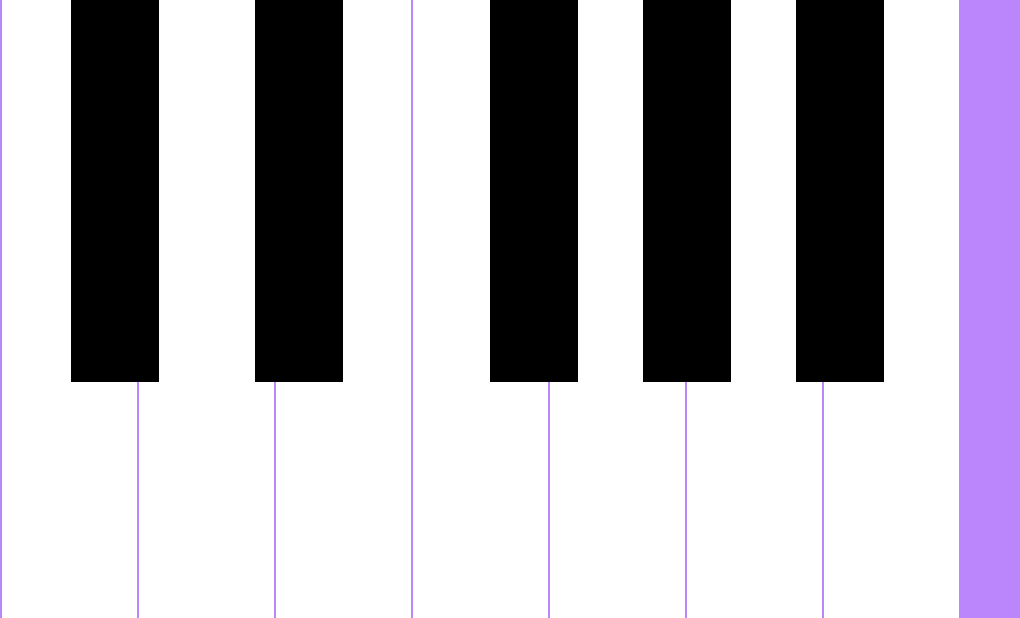
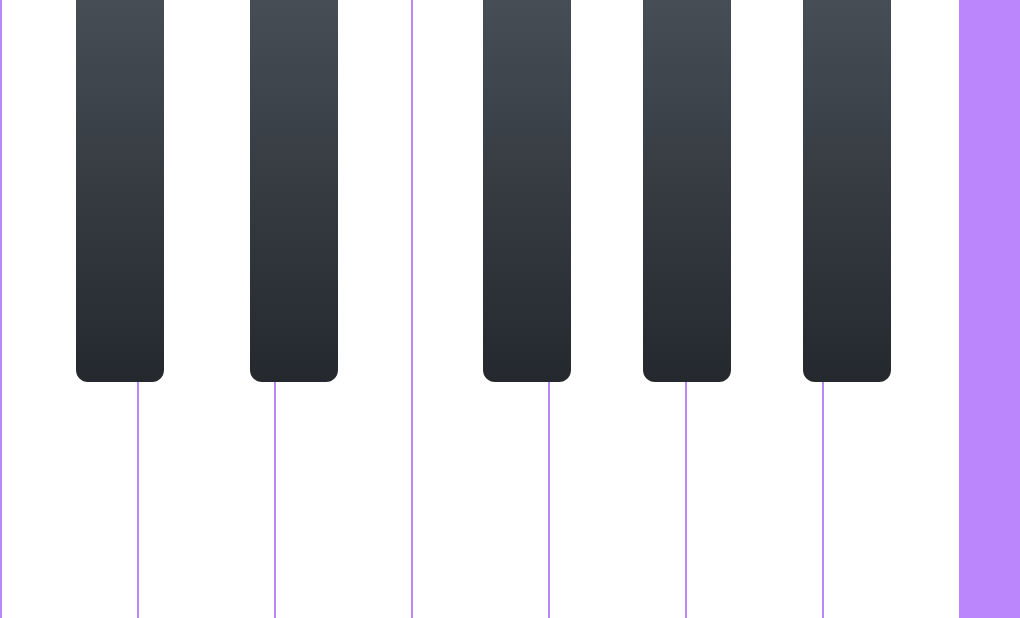
Before and after one commit to mario-ruoff/minimal-piano-native, an Android app: the screen it shows after launch (MainActivity), on a phone screen of 824 x 412 dp (held sideways). Shown: the whole screen, without its empty margins (0-1020 px from the left). Run offline under Robolectric (Android 15) with nearby library versions, the phone set to English and light mode, and no system bars.

Commit message:
Add style to keys

```diff
--- a/app/src/main/java/com/escape99/minimalpiano/MainActivity.kt
+++ b/app/src/main/java/com/escape99/minimalpiano/MainActivity.kt
@@ -42,7 +42,7 @@ class MainActivity : AppCompatActivity() {
                 key.setOnTouchListener { view, event ->
                     when(event.action) {
                         MotionEvent.ACTION_DOWN -> {
-                            soundPool.play(sound, 2f, 2f, 0, 0, 1f)
+                            soundPool.play(sound, 1f, 1f, 0, 0, 1f)
                         }
                         MotionEvent.ACTION_MOVE -> { }
                         MotionEvent.ACTION_UP -> {
--- /dev/null
+++ b/app/src/main/res/drawable/black_key.xml
@@ -0,0 +1,27 @@
+<?xml version="1.0" encoding="utf-8"?>
+<selector xmlns:android="http://schemas.android.com/apk/res/android">
+    <item android:state_pressed="false">
+        <shape android:shape="rectangle">
+            <gradient
+                android:type="linear"
+                android:angle="90"
+                android:startColor="#25292E"
+                android:endColor="#464D55" />
+            <corners
+                android:bottomLeftRadius="8dp"
+                android:bottomRightRadius="8dp"/>
+        </shape>
+    </item>
+    <item android:state_pressed="true">
+        <shape android:shape="rectangle">
+            <gradient
+                android:type="linear"
+                android:angle="90"
+                android:startColor="#4F5863"
+                android:endColor="#737F8C" />
+            <corners
+                android:bottomLeftRadius="8dp"
+                android:bottomRightRadius="8dp"/>
+        </shape>
+    </item>
+</selector>
--- a/app/src/main/res/layout/activity_main.xml
+++ b/app/src/main/res/layout/activity_main.xml
@@ -60,40 +60,40 @@
 
     <View style="@style/BlackKey"
         android:id="@+id/db4"
+        app:layout_constraintStart_toStartOf="parent"
         app:layout_constraintEnd_toEndOf="@+id/d4"
-        app:layout_constraintHorizontal_bias="0.375"
-        app:layout_constraintStart_toStartOf="parent"
+        app:layout_constraintHorizontal_bias="0.4"
         app:layout_constraintTop_toTopOf="parent"
         app:layout_constraintBottom_toTopOf="@+id/guideline" />
 
     <View style="@style/BlackKey"
         android:id="@+id/eb4"
+        app:layout_constraintStart_toStartOf="@+id/d4"
         app:layout_constraintEnd_toEndOf="@+id/e4"
-        app:layout_constraintHorizontal_bias="0.625"
-        app:layout_constraintStart_toStartOf="@+id/d4"
+        app:layout_constraintHorizontal_bias="0.6"
         app:layout_constraintTop_toTopOf="parent"
         app:layout_constraintBottom_toTopOf="@+id/guideline" />
 
     <View style="@style/BlackKey"
         android:id="@+id/gb4"
-        app:layout_constraintEnd_toEndOf="@+id/f4"
-        app:layout_constraintHorizontal_bias="0.675"
-        app:layout_constraintStart_toStartOf="@+id/g4"
+        app:layout_constraintStart_toStartOf="@+id/f4"
+        app:layout_constraintEnd_toEndOf="@+id/g4"
+        app:layout_constraintHorizontal_bias="0.375"
         app:layout_constraintTop_toTopOf="parent"
         app:layout_constraintBottom_toTopOf="@+id/guideline" />
 
     <View style="@style/BlackKey"
         android:id="@+id/ab4"
-        app:layout_constraintEnd_toEndOf="@+id/g4"
-        app:layout_constraintStart_toStartOf="@+id/a4"
+        app:layout_constraintStart_toStartOf="@+id/g4"
+        app:layout_constraintEnd_toEndOf="@+id/a4"
         app:layout_constraintTop_toTopOf="parent"
         app:layout_constraintBottom_toTopOf="@+id/guideline" />
 
     <View style="@style/BlackKey"
         android:id="@+id/bb4"
-        app:layout_constraintEnd_toEndOf="@+id/a4"
-        app:layout_constraintHorizontal_bias="0.325"
-        app:layout_constraintStart_toStartOf="@+id/b4"
+        app:layout_constraintStart_toStartOf="@+id/a4"
+        app:layout_constraintEnd_toEndOf="@+id/b4"
+        app:layout_constraintHorizontal_bias="0.625"
         app:layout_constraintTop_toTopOf="parent"
         app:layout_constraintBottom_toTopOf="@+id/guideline" />
 
--- a/app/src/main/res/values/styles.xml
+++ b/app/src/main/res/values/styles.xml
@@ -10,6 +10,6 @@
         <item name="android:layout_width">58.5dp</item>
         <item name="android:layout_height">0dp</item>
         <item name="android:layout_marginStart">1dp</item>
-        <item name="android:background">@android:color/black</item>
+        <item name="android:background">@drawable/black_key</item>
     </style>
 </resources>
```
